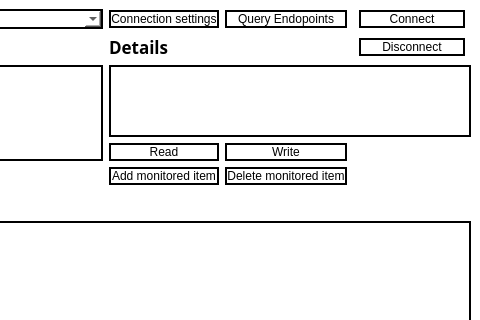
Old version of the form opc-client/mainWindow.ui in the repository alexlocastro/industrial-informatics-opc-ua-python; both pictures show x 447 to 927 and y 0 to 320 of the 927 by 734 pixel window.
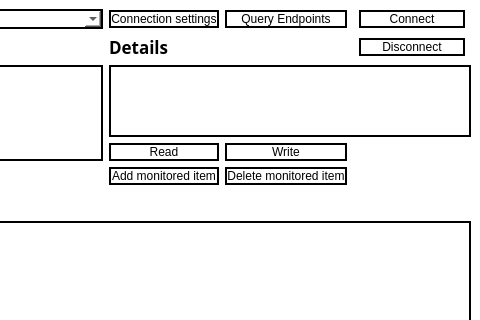
New version of the form.

```diff
--- a/opc-client/mainWindow.ui
+++ b/opc-client/mainWindow.ui
@@ -242,7 +242,7 @@
 }</string>
       </property>
       <property name="text">
-       <string>Query Endopoints</string>
+       <string>Query Endpoints</string>
       </property>
      </widget>
     </item>
```
